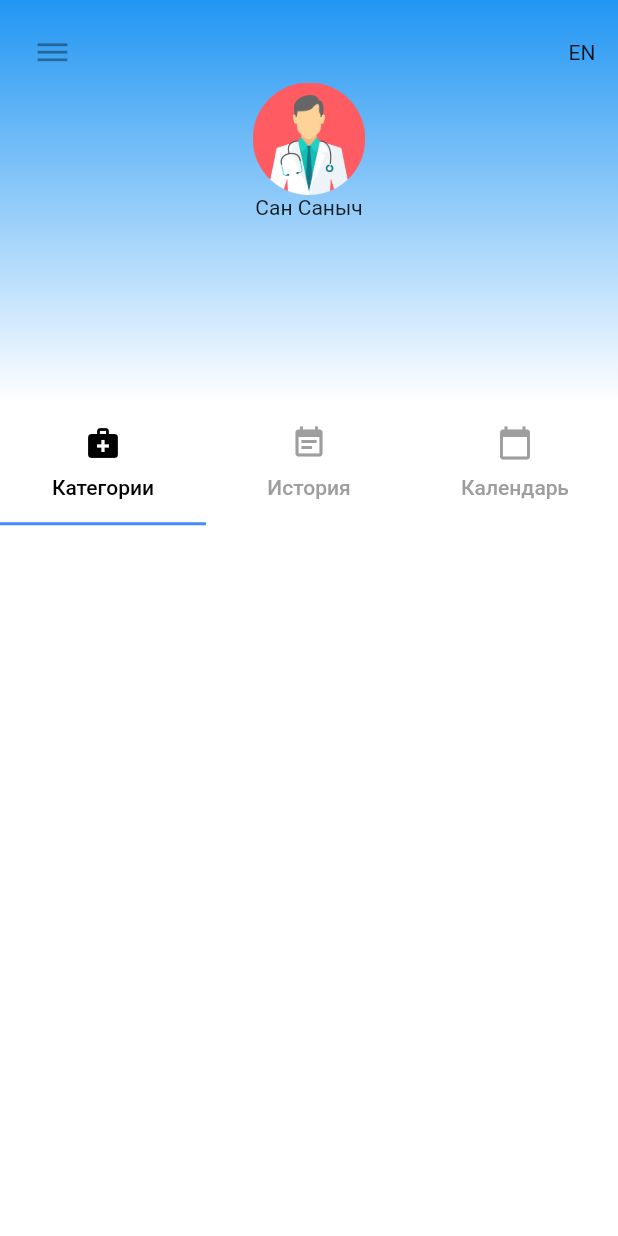
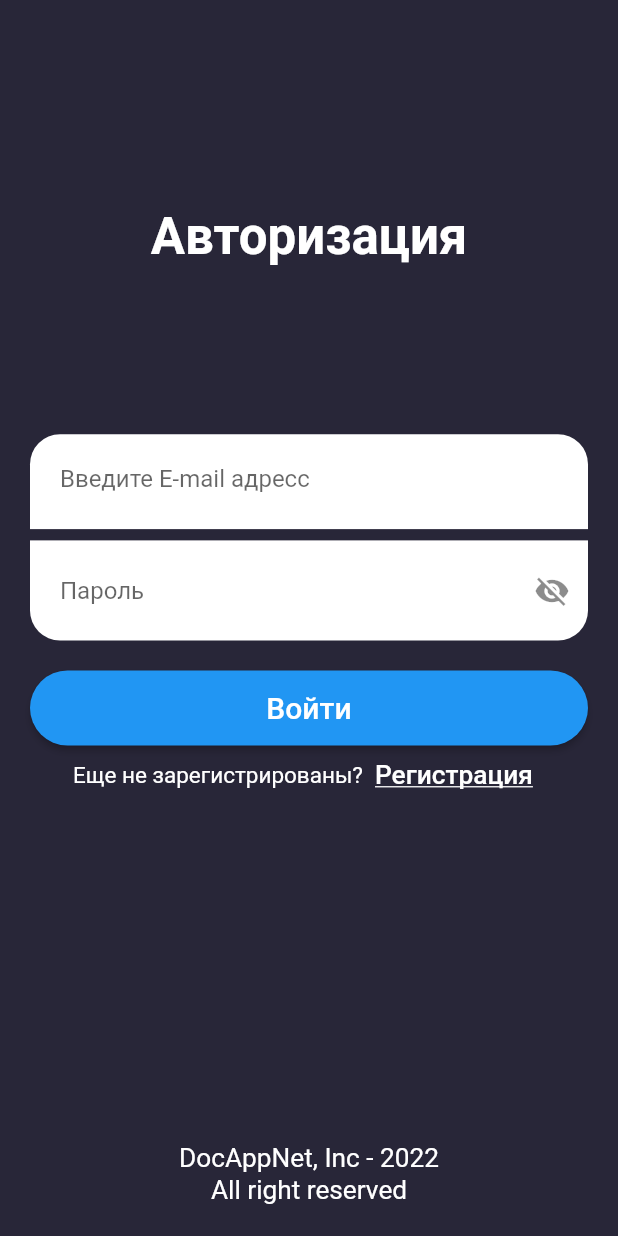
Before and after one commit to velikhanov/doc_app, a Flutter app: the screen it shows after launch, on a phone screen of 412 x 824 dp. Run offline on Flutter 3.47's test engine with Material 2 defaults, Android fonts, the phone set to English and light mode, and no system bars; our stand-ins replace cloud_firestore, firebase_auth, firebase_core; missing offline and left inert: paged_vertical_calendar; accounts and stored records are empty.

Commit message:
Authorization and registration views were created, as well as the functionality of authorization and registration using firebase_auth

```diff
--- a/lib/api/get_data.dart
+++ b/lib/api/get_data.dart
@@ -1,4 +1,4 @@
-import 'dart:developer';
+// import 'dart:developer';
 
 import 'package:cloud_firestore/cloud_firestore.dart';
 
--- /dev/null
+++ b/lib/auth/signin_page.dart
@@ -0,0 +1,215 @@
+import 'package:doc_app/auth/auth_service.dart';
+import 'package:doc_app/auth/signup_page.dart';
+import 'package:doc_app/pages/home_page.dart';
+import 'package:flutter/material.dart';
+import 'package:intl/intl.dart';
+import 'package:provider/provider.dart';
+
+class SignInPage extends StatefulWidget {
+  const SignInPage({Key? key}) : super(key: key);
+
+  @override
+  State<StatefulWidget> createState() => _SignInPage();
+}
+
+class _SignInPage extends State<SignInPage> {
+  @override
+  Widget build(BuildContext context) {
+    return Scaffold(
+      resizeToAvoidBottomInset: true,
+      backgroundColor: const Color.fromRGBO(40, 38, 56, 1),
+      body: const SignInPageContent(),
+      bottomNavigationBar: BottomAppBar(
+          color: Colors.transparent,
+          elevation: 0,
+          child: Container(
+            padding: const EdgeInsets.all(20),
+            child: Text(
+              "DocAppNet, Inc - " +
+                  DateFormat.y()
+                      .format(DateTime.parse(DateTime.now().toString()))
+                      .toString() +
+                  '\nAll right reserved',
+              style: const TextStyle(
+                color: Colors.white,
+                fontSize: 17.5,
+              ),
+              textAlign: TextAlign.center,
+            ),
+          )),
+    );
+  }
+}
+
+class SignInPageContent extends StatefulWidget {
+  const SignInPageContent({Key? key}) : super(key: key);
+
+  @override
+  State<StatefulWidget> createState() => _SignInPageContent();
+}
+
+class _SignInPageContent extends State<SignInPageContent> {
+  final TextEditingController emailController = TextEditingController();
+  final TextEditingController passwordController = TextEditingController();
+  bool _isVisible = false;
+  bool _isObscure1 = true;
+  String returnVisibilityString = "";
+
+  @override
+  Widget build(BuildContext context) {
+    return SingleChildScrollView(
+      reverse: true,
+      padding: const EdgeInsets.all(20),
+      child: Column(
+        crossAxisAlignment: CrossAxisAlignment.center,
+        children: <Widget>[
+          // Sized Box
+          const SizedBox(
+            height: 37.5,
+            width: 400,
+          ),
+
+          // SignIn Text
+          Center(
+            child: Container(
+              height: 200,
+              width: 400,
+              alignment: Alignment.center,
+              child: const Text(
+                "Авторизация",
+                style: TextStyle(
+                  color: Colors.white,
+                  fontSize: 34,
+                  fontWeight: FontWeight.bold,
+                ),
+              ),
+            ),
+          ),
+
+          // Wrong password text
+          Visibility(
+            visible: _isVisible,
+            maintainSize: true,
+            maintainAnimation: true,
+            maintainState: true,
+            child: Container(
+              alignment: Alignment.centerLeft,
+              padding: const EdgeInsets.all(10),
+              child: Text(
+                returnVisibilityString,
+                style: const TextStyle(
+                  color: Colors.red,
+                  fontSize: 10,
+                ),
+              ),
+            ),
+          ),
+
+          // SignIn Info
+          Container(
+            height: 137.5,
+            width: 530,
+            decoration: const BoxDecoration(
+                borderRadius: BorderRadius.all(Radius.circular(20)),
+                color: Colors.white),
+            child: Column(
+              children: <Widget>[
+                TextFormField(
+                  onTap: () {
+                    setState(() {
+                      _isVisible = false;
+                    });
+                  },
+                  controller: emailController, // Controller for Username
+                  decoration: const InputDecoration(
+                      border: InputBorder.none,
+                      hintText: "Введите E-mail адресс",
+                      contentPadding: EdgeInsets.all(20)),
+                  onEditingComplete: () => FocusScope.of(context).nextFocus(),
+                ),
+                const Divider(
+                  thickness: 7.5,
+                  color: Color.fromRGBO(40, 38, 56, 1),
+                ),
+                TextFormField(
+                  onTap: () {
+                    setState(() {
+                      _isVisible = false;
+                    });
+                  },
+
+                  controller: passwordController, // Controller for Password
+                  decoration: InputDecoration(
+                      border: InputBorder.none,
+                      hintText: "Пароль",
+                      contentPadding: const EdgeInsets.all(20),
+                      // Adding the visibility icon to toggle visibility of the password field
+                      suffixIcon: IconButton(
+                        icon: Icon(_isObscure1
+                            ? Icons.visibility_off
+                            : Icons.visibility),
+                        onPressed: () {
+                          setState(() {
+                            _isObscure1 = !_isObscure1;
+                          });
+                        },
+                      )),
+                  obscureText: _isObscure1,
+                ),
+              ],
+            ),
+          ),
+
+          // SignIn Submit button
+          Container(
+            width: 570,
+            height: 70,
+            padding: const EdgeInsets.only(top: 20),
+            child: ElevatedButton(
+              style: ButtonStyle(
+                shape: MaterialStateProperty.all<RoundedRectangleBorder>(
+                  RoundedRectangleBorder(
+                      borderRadius: BorderRadius.circular(30)),
+                ),
+              ),
+              onPressed: () {
+                FocusManager.instance.primaryFocus?.unfocus();
+                context.read<AuthenticationService>().signIn(
+                  emailController.text.trim(),
+                  passwordController.text.trim(),
+                );
+                Navigator.push(
+                  context,
+                  MaterialPageRoute(builder: (context) => const HomePage(),
+                ));
+            },
+              child: const Text("Войти",
+                  style: TextStyle(
+                    color: Colors.white,
+                    fontSize: 20,
+                  )),
+            ),
+          ),
+
+          // Not registered yet
+          SizedBox(
+            width: 570,
+            height: 40,
+            // padding: const EdgeInsets.only(top: 20),
+            child: Row(
+              mainAxisAlignment: MainAxisAlignment.center,
+              children: <Widget>[
+                const Text('Еще не зарегистрированы?', style: TextStyle(color: Colors.white, fontSize: 15,)),
+                TextButton(
+                  onPressed: (() =>
+                    Navigator.push(context, MaterialPageRoute(builder: (context) => const SignUpPage(),
+                  ))),
+                  child: const Text('Регистрация', style: TextStyle(color: Colors.white, fontSize: 17.5, decoration: TextDecoration.underline,))),
+              ],
+            ),
+          ),
+        ],
+      ),
+    );
+  }
+}
--- a/lib/main.dart
+++ b/lib/main.dart
@@ -1,6 +1,10 @@
+import 'package:doc_app/auth/auth_service.dart';
+import 'package:doc_app/auth/signin_page.dart';
 import 'package:doc_app/pages/home_page.dart';
+import 'package:firebase_auth/firebase_auth.dart';
 import 'package:flutter/material.dart';
 import 'package:firebase_core/firebase_core.dart';
+import 'package:provider/provider.dart';
 
 Future<void> main() async {
   WidgetsFlutterBinding.ensureInitialized();
@@ -14,13 +18,37 @@ class MyApp extends StatelessWidget {
 
   @override
   Widget build(BuildContext context) {
-    return MaterialApp(
-      theme: ThemeData(
-        primaryColor: Colors.blue[300],
-        colorScheme: ColorScheme.fromSwatch().copyWith(secondary: Colors.blueAccent),
+    return MultiProvider(
+      providers: [
+        Provider<AuthenticationService>(
+          create: (_) => AuthenticationService(FirebaseAuth.instance),
+        ),
+        StreamProvider(
+          create: (context) => context.read<AuthenticationService>().authStateChanges, initialData: null,
+        )
+      ],
+      child: MaterialApp(
+        theme: ThemeData(
+          primaryColor: Colors.blue[300],
+          colorScheme: ColorScheme.fromSwatch().copyWith(secondary: Colors.blueAccent),
       ),
       title: 'Hello',
-      home: const HomePage(),
+      home: const AuthenticationWrapper(),
+      // home: const HomePage(),
+    ),
     );
   }
 }
+class AuthenticationWrapper extends StatelessWidget {
+  const AuthenticationWrapper({Key? key}) : super(key: key);
+
+  @override
+  Widget build(BuildContext context) {
+    final firebaseUser = context.watch<User?>();
+
+    if (firebaseUser != null) {
+      return const HomePage();
+    }
+    return const SignInPage();
+  }
+}
```
Also changed, not shown: lib/auth/auth_service.dart (added, +44 -0 lines), lib/auth/signup_page.dart (added, +239 -0 lines), lib/pages/calendar_page.dart (+5 -4 lines), lib/pages/doc_page.dart (+11 -0 lines), lib/pages/home_page.dart (+8 -0 lines), lib/widgets/top_bar.dart (+20 -4 lines).
